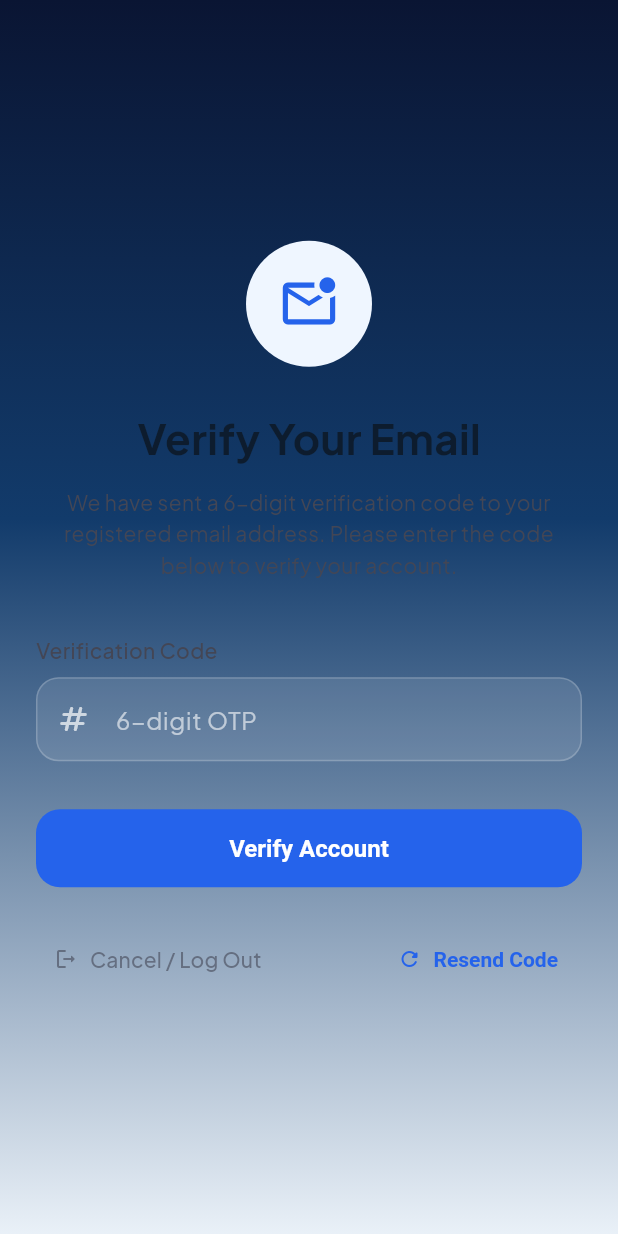
After one commit to alandsurchi/Finder-App, a Flutter app: the EmailVerificationScreen screen opened directly, on a phone screen of 412 x 824 dp. The commit adds this screen. Run offline on Flutter 3.47's test engine with Material 3 defaults, Android fonts, the phone set to English and light mode, and no system bars; our stand-ins replace flutter_riverpod, google_fonts, image_picker, riverpod_annotation, shared_preferences; missing offline and left inert: dart:html; accounts and stored records are empty; generated files the repository leaves out were written again.

Commit message:
feat: implement signup email verification flow with OTP confirmation

```diff
--- a/lib/features/auth/domain/auth_user.dart
+++ b/lib/features/auth/domain/auth_user.dart
@@ -3,11 +3,13 @@ class AuthUser {
   final String email;
   final String? displayName;
   final String? photoUrl;
+  final bool isVerified;
 
   const AuthUser({
     required this.id,
     required this.email,
     this.displayName,
     this.photoUrl,
+    this.isVerified = true,
   });
 }
--- a/lib/main.dart
+++ b/lib/main.dart
@@ -2,6 +2,7 @@ import 'package:flutter/material.dart';
 import 'app/router/app_router.dart';
 import 'screens/home_screen.dart';
 import 'screens/onboarding_screen.dart';
+import 'screens/email_verification_screen.dart';
 import 'theme/app_theme.dart';
 import 'theme/theme_provider.dart';
 import 'core/network/api_client.dart';
@@ -79,6 +80,8 @@ class _AuthGate extends StatelessWidget {
         return const Scaffold(body: Center(child: CircularProgressIndicator()));
       case AuthStatus.authenticated:
         return const HomeScreen();
+      case AuthStatus.unverified:
+        return const EmailVerificationScreen();
       case AuthStatus.unauthenticated:
         return const OnboardingScreen();
     }
--- a/lib/repositories/auth_repository.dart
+++ b/lib/repositories/auth_repository.dart
@@ -25,4 +25,7 @@ abstract class AuthRepository {
     required String code,
     required String newPassword,
   });
+
+  Future<Result<AuthUser>> verifyEmail({required String code});
+  Future<Result<void>> resendVerificationCode();
 }
--- /dev/null
+++ b/lib/screens/email_verification_screen.dart
@@ -0,0 +1,206 @@
+import 'package:flutter/material.dart';
+import 'package:flutter_riverpod/flutter_riverpod.dart';
+import 'package:finder/theme/app_color_tokens.dart';
+import 'package:finder/widgets/custom_text_field.dart';
+import 'package:finder/features/auth/presentation/auth_controller.dart';
+
+class EmailVerificationScreen extends ConsumerStatefulWidget {
+  const EmailVerificationScreen({Key? key}) : super(key: key);
+
+  @override
+  ConsumerState<EmailVerificationScreen> createState() => _EmailVerificationScreenState();
+}
+
+class _EmailVerificationScreenState extends ConsumerState<EmailVerificationScreen> {
+  final _codeCtrl = TextEditingController();
+  bool _isLoading = false;
+
+  @override
+  void dispose() {
+    _codeCtrl.dispose();
+    super.dispose();
+  }
+
+  Future<void> _handleVerifyEmail() async {
+    final code = _codeCtrl.text.trim();
+    if (code.length != 6 || int.tryParse(code) == null) {
+      ScaffoldMessenger.of(context).showSnackBar(
+        const SnackBar(content: Text('Please enter the 6-digit verification code')),
+      );
+      return;
+    }
+
+    setState(() => _isLoading = true);
+    final result = await ref.read(authControllerProvider.notifier).verifyEmail(code: code);
+    if (mounted) setState(() => _isLoading = false);
+
+    result.fold(
+      onSuccess: (_) {
+        ScaffoldMessenger.of(context).showSnackBar(
+          const SnackBar(content: Text('Account verified successfully! Welcome to Finder.')),
+        );
+      },
+      onFailure: (failure) {
+        ScaffoldMessenger.of(context).showSnackBar(
+          SnackBar(content: Text(failure.message)),
+        );
+      },
+    );
+  }
+
+  Future<void> _handleResendCode() async {
+    setState(() => _isLoading = true);
+    final result = await ref.read(authControllerProvider.notifier).resendVerificationCode();
+    if (mounted) setState(() => _isLoading = false);
+
+    result.fold(
+      onSuccess: (_) {
+        ScaffoldMessenger.of(context).showSnackBar(
+          const SnackBar(content: Text('A new verification code has been sent to your email.')),
+        );
+      },
+      onFailure: (failure) {
+        ScaffoldMessenger.of(context).showSnackBar(
+          SnackBar(content: Text(failure.message)),
+        );
+      },
+    );
+  }
+
+  Future<void> _handleLogout() async {
+    setState(() => _isLoading = true);
+    await ref.read(authControllerProvider.notifier).logout();
+    if (mounted) setState(() => _isLoading = false);
+  }
+
+  @override
+  Widget build(BuildContext context) {
+    final t = AppColorTokens.of(context);
+
+    return Scaffold(
+      backgroundColor: Colors.transparent,
+      body: SafeArea(
+        child: Center(
+          child: SingleChildScrollView(
+            padding: const EdgeInsets.symmetric(horizontal: 24, vertical: 32),
+            child: Column(
+              crossAxisAlignment: CrossAxisAlignment.center,
+              children: [
+                // Icon
+                Container(
+                  width: 84,
+                  height: 84,
+                  decoration: BoxDecoration(
+                    color: t.primaryContainer,
+                    shape: BoxShape.circle,
+                  ),
+                  child: Icon(
+                    Icons.mark_email_unread_outlined,
+                    color: t.primary,
+                    size: 42,
+                  ),
+                ),
+                const SizedBox(height: 28),
+
+                // Title
+                Text(
+                  'Verify Your Email',
+                  style: TextStyle(
+                    fontSize: 28,
+                    fontWeight: FontWeight.bold,
+                    color: t.onSurface,
+                  ),
+                ),
+                const SizedBox(height: 12),
+
+                // Description
+                Text(
+                  'We have sent a 6-digit verification code to your registered email address. Please enter the code below to verify your account.',
+                  textAlign: TextAlign.center,
+                  style: TextStyle(
+                    fontSize: 14,
+                    color: t.onSurfaceVar,
+                    height: 1.5,
+                  ),
+                ),
+                const SizedBox(height: 36),
+
+                // Form label & custom field
+                Align(
+                  alignment: Alignment.centerLeft,
+                  child: Text(
+                    'Verification Code',
+                    style: TextStyle(
+                      color: t.onSurfaceVar,
+                      fontSize: 14,
+                      fontWeight: FontWeight.w500,
+                    ),
+                  ),
+                ),
+                const SizedBox(height: 8),
+                CustomTextField(
+                  controller: _codeCtrl,
+                  hintText: '6-digit OTP',
+                  prefixIcon: Icons.numbers_rounded,
+                  keyboardType: TextInputType.number,
+                ),
+                const SizedBox(height: 32),
+
+                // Verify Button
+                SizedBox(
+                  width: double.infinity,
+                  height: 52,
+                  child: ElevatedButton(
+                    onPressed: _isLoading ? null : _handleVerifyEmail,
+                    style: ElevatedButton.styleFrom(
+                      backgroundColor: t.primary,
+                      foregroundColor: t.isDark ? Colors.black : Colors.white,
+                      elevation: 0,
+                      shape: RoundedRectangleBorder(
+                        borderRadius: BorderRadius.circular(16),
+                      ),
+                    ),
+                    child: _isLoading
+                        ? const CircularProgressIndicator(color: Colors.white)
+                        : const Text(
+                            'Verify Account',
+                            style: TextStyle(
+                              fontSize: 16,
+                              fontWeight: FontWeight.bold,
+                            ),
+                          ),
+                  ),
+                ),
+                const SizedBox(height: 24),
+
+                // Option links
+                Row(
+                  mainAxisAlignment: MainAxisAlignment.spaceBetween,
+                  children: [
+                    TextButton.icon(
+                      onPressed: _isLoading ? null : _handleLogout,
+                      icon: const Icon(Icons.logout_rounded, size: 16),
+                      label: const Text('Cancel / Log Out'),
+                      style: TextButton.styleFrom(
+                        foregroundColor: t.onSurfaceMuted,
+                      ),
+                    ),
+                    TextButton.icon(
+                      onPressed: _isLoading ? null : _handleResendCode,
+                      icon: const Icon(Icons.refresh_rounded, size: 16),
+                      label: const Text('Resend Code'),
+                      style: TextButton.styleFrom(
+                        foregroundColor: t.primary,
+                        textStyle: const TextStyle(fontWeight: FontWeight.bold),
+                      ),
+                    ),
+                  ],
+                ),
+              ],
+            ),
+          ),
+        ),
+      ),
+    );
+  }
+}
--- a/lib/services/auth/auth_service.dart
+++ b/lib/services/auth/auth_service.dart
@@ -24,4 +24,7 @@ abstract class AuthService {
     required String code,
     required String newPassword,
   });
+
+  Future<AuthUser> verifyEmail({required String code});
+  Future<void> resendVerificationCode();
 }
--- /dev/null
+++ b/lib/usecases/verify_email.dart
@@ -0,0 +1,13 @@
+import '../core/utils/result.dart';
+import '../features/auth/domain/auth_user.dart';
+import '../repositories/auth_repository.dart';
+
+class VerifyEmail {
+  final AuthRepository repository;
+
+  const VerifyEmail(this.repository);
+
+  Future<Result<AuthUser>> call({required String code}) {
+    return repository.verifyEmail(code: code);
+  }
+}
```
Also changed, not shown: lib/app/di/app_providers.dart (+10 -0 lines), lib/features/auth/presentation/auth_controller.dart (+43 -2 lines), lib/features/auth/presentation/auth_state_provider.dart (+14 -2 lines), lib/repositories/impl/auth_repository_impl.dart (+24 -0 lines), lib/services/auth/mock_auth_service.dart (+12 -3 lines), lib/services/auth/railway_auth_service.dart (+34 -0 lines), lib/usecases/resend_verification.dart (added, +12 -0 lines), 2 other files.
